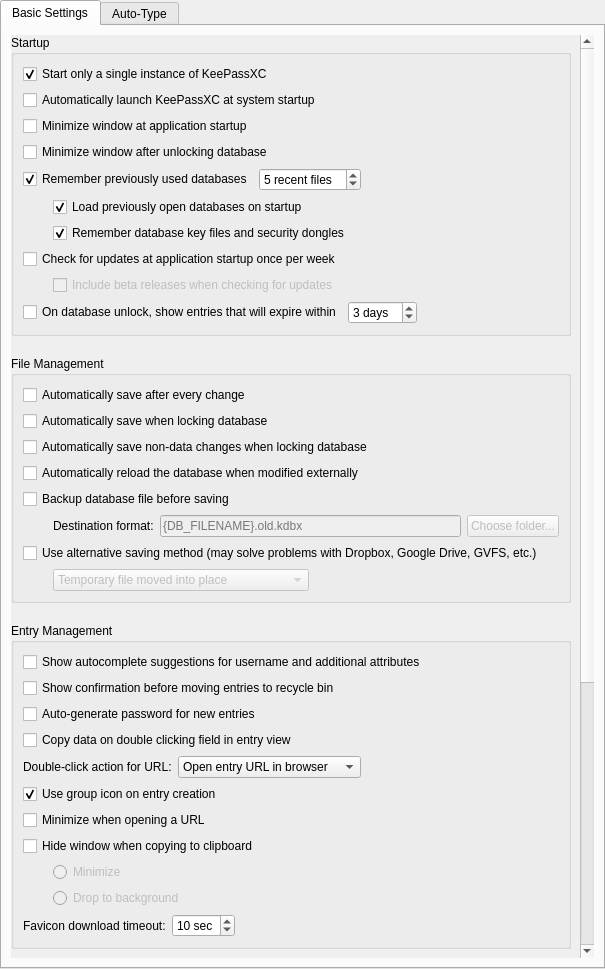
keepassxreboot/keepassxc, file src/gui/ApplicationSettingsWidgetGeneral.ui: the form before one commit.
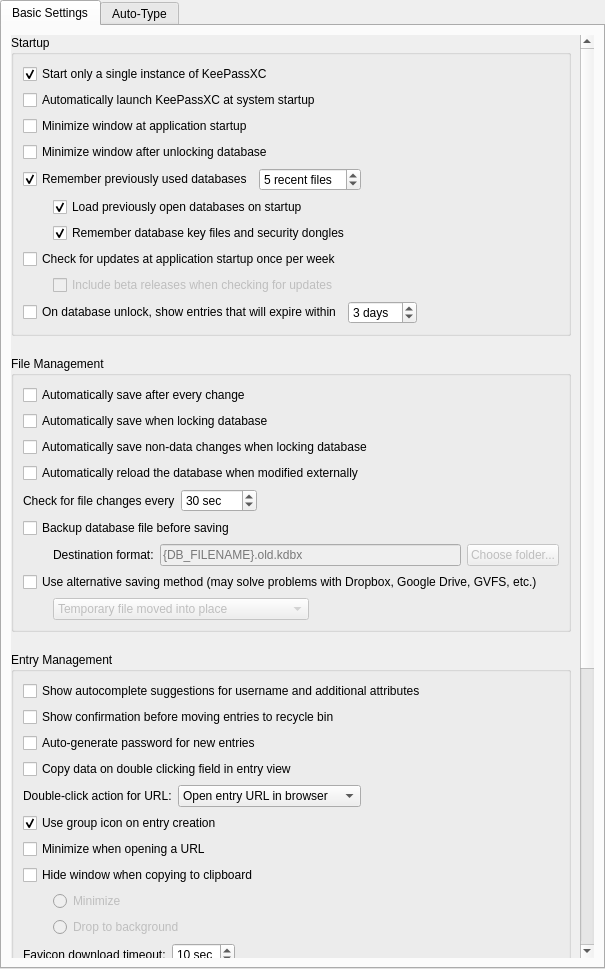
The form after the commit. Custom widgets are drawn as their Qt base class.

```diff
--- a/src/gui/ApplicationSettingsWidgetGeneral.ui
+++ b/src/gui/ApplicationSettingsWidgetGeneral.ui
@@ -359,6 +359,52 @@
                 </property>
                </widget>
               </item>
+              <item>
+               <layout class="QHBoxLayout" name="fileChangeCheckIntervalLayout">
+                <item>
+                 <widget class="QLabel" name="fileChangeCheckIntervalLabel">
+                  <property name="text">
+                   <string>Check for file changes every</string>
+                  </property>
+                  <property name="buddy">
+                   <cstring>fileChangeCheckIntervalSpinBox</cstring>
+                  </property>
+                 </widget>
+                </item>
+                <item>
+                 <widget class="QSpinBox" name="fileChangeCheckIntervalSpinBox">
+                  <property name="specialValueText">
+                   <string comment="Periodic file change check is disabled">Disabled</string>
+                  </property>
+                  <property name="suffix">
+                   <string comment="Seconds"> sec</string>
+                  </property>
+                  <property name="minimum">
+                   <number>0</number>
+                  </property>
+                  <property name="maximum">
+                   <number>3600</number>
+                  </property>
+                  <property name="value">
+                   <number>30</number>
+                  </property>
+                 </widget>
+                </item>
+                <item>
+                 <spacer name="fileChangeCheckIntervalSpacer">
+                  <property name="orientation">
+                   <enum>Qt::Orientation::Horizontal</enum>
+                  </property>
+                  <property name="sizeHint" stdset="0">
+                   <size>
+                    <width>40</width>
+                    <height>20</height>
+                   </size>
+                  </property>
+                 </spacer>
+                </item>
+               </layout>
+              </item>
               <item>
                <widget class="QCheckBox" name="backupBeforeSaveCheckBox">
                 <property name="text">
```
Left out of the diff: 1 changed line with no effect on the pictures.
